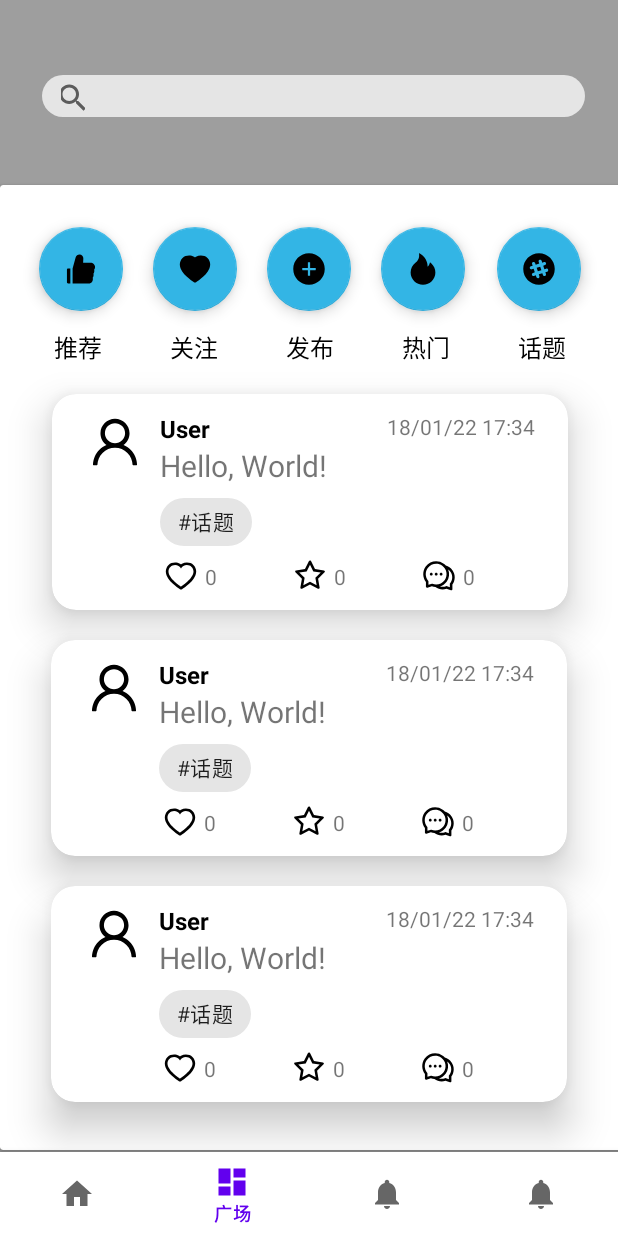
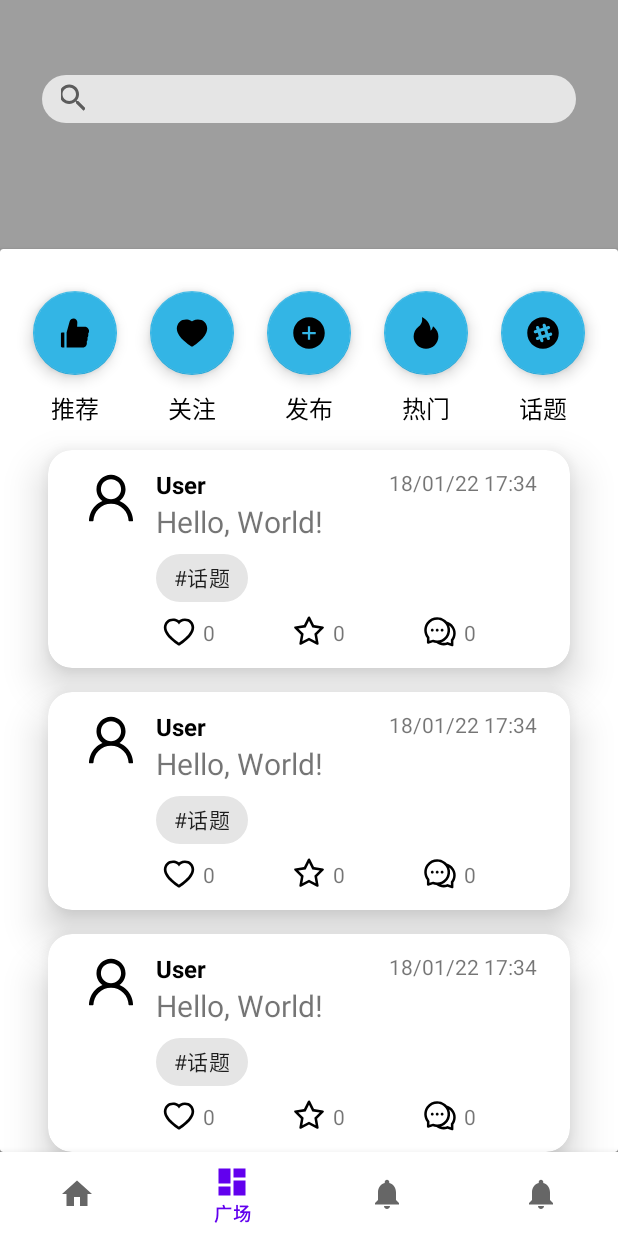
Before and after one commit to 1vyyyyyy/BreakIce, an Android app: the DashboardFragment screen opened through its navigation route, on a phone screen of 412 x 824 dp. Run offline under Robolectric (Android 15) with nearby library versions, the phone set to English and light mode, and no system bars; our stand-ins replace navigation-ui.

Commit message:
Fix dashboard layout

```diff
--- a/app/src/main/java/com/exe/breakice/ui/dashboard/DashboardFragment.kt
+++ b/app/src/main/java/com/exe/breakice/ui/dashboard/DashboardFragment.kt
@@ -28,10 +28,6 @@ class DashboardFragment : Fragment() {
         _binding = FragmentDashboardBinding.inflate(inflater, container, false)
         val root: View = binding.root
 
-        val textView: TextView = binding.textDashboard
-        dashboardViewModel.text.observe(viewLifecycleOwner) {
-            textView.text = it
-        }
         return root
     }
 
--- a/app/src/main/res/layout/fragment_dashboard.xml
+++ b/app/src/main/res/layout/fragment_dashboard.xml
@@ -7,201 +7,173 @@
     android:background="@color/gray"
     tools:context=".ui.dashboard.DashboardFragment">
 
-    <TextView
-        android:id="@+id/text_dashboard"
-        android:layout_width="0dp"
-        android:layout_height="0dp"
-        android:textAlignment="center"
-        android:textSize="20sp"
-        app:layout_constraintBottom_toBottomOf="parent"
-        app:layout_constraintEnd_toEndOf="parent"
-        app:layout_constraintTop_toBottomOf="parent" />
-
     <androidx.cardview.widget.CardView
         android:id="@+id/cardView"
-        android:layout_width="413dp"
-        android:layout_height="643dp"
-        android:layout_marginBottom="1dp"
+        android:layout_width="match_parent"
+        android:layout_height="wrap_content"
         app:layout_constraintBottom_toBottomOf="parent"
         app:layout_constraintEnd_toEndOf="parent"
         app:layout_constraintStart_toStartOf="parent"
         app:layout_constraintTop_toBottomOf="@+id/searchView"
         app:layout_constraintVertical_bias="1.0">
 
-        <LinearLayout
-            android:layout_width="match_parent"
-            android:layout_height="match_parent"
-            android:orientation="vertical">
-
         <androidx.constraintlayout.widget.ConstraintLayout
             android:layout_width="match_parent"
             android:layout_height="match_parent">
 
-                <include
-                    layout="@layout/card_message"
-                    android:layout_width="344dp"
-                    android:layout_height="144dp"
-                    android:layout_marginTop="20dp"
-                    app:layout_constraintEnd_toEndOf="parent"
-                    app:layout_constraintHorizontal_bias="0.492"
-                    app:layout_constraintStart_toStartOf="parent"
-                    app:layout_constraintTop_toBottomOf="@+id/include3" />
+            <TextView
+                android:id="@+id/textView"
+                android:layout_width="wrap_content"
+                android:layout_height="wrap_content"
+                android:layout_marginTop="10dp"
+                android:text="推荐"
+                android:textColor="@color/black"
+                android:textSize="16sp"
+                app:layout_constraintStart_toStartOf="@id/floatingActionButton7"
+                app:layout_constraintEnd_toEndOf="@id/floatingActionButton7"
+                app:layout_constraintTop_toBottomOf="@+id/floatingActionButton7" />
+
+            <TextView
+                android:id="@+id/textView2"
+                android:layout_width="wrap_content"
+                android:layout_height="wrap_content"
+                android:text="关注"
+                android:textColor="@color/black"
+                android:textSize="16sp"
+                app:layout_constraintStart_toStartOf="@id/floatingActionButton8"
+                app:layout_constraintEnd_toEndOf="@id/floatingActionButton8"
+                app:layout_constraintTop_toTopOf="@id/textView" />
+
+            <TextView
+                android:id="@+id/textView3"
+                android:layout_width="wrap_content"
+                android:layout_height="wrap_content"
+                android:text="发布"
+                android:textColor="@color/black"
+                android:textSize="16sp"
+                app:layout_constraintStart_toStartOf="@id/floatingActionButton9"
+                app:layout_constraintEnd_toEndOf="@id/floatingActionButton9"
+                app:layout_constraintTop_toTopOf="@id/textView2" />
+
+            <TextView
+                android:id="@+id/textView4"
+                android:layout_width="wrap_content"
+                android:layout_height="wrap_content"
+                android:text="热门"
+                android:textColor="@color/black"
+                android:textSize="16sp"
+                app:layout_constraintStart_toStartOf="@id/floatingActionButton10"
+                app:layout_constraintEnd_toEndOf="@id/floatingActionButton10"
+                app:layout_constraintTop_toTopOf="@id/textView3" />
 
             <TextView
                 android:id="@+id/textView5"
                 android:layout_width="wrap_content"
                 android:layout_height="wrap_content"
-                    android:layout_marginStart="45dp"
-                    android:layout_marginTop="12dp"
                 android:text="话题"
                 android:textColor="@color/black"
                 android:textSize="16sp"
-                    app:layout_constraintStart_toEndOf="@+id/textView3"
-                    app:layout_constraintTop_toBottomOf="@+id/floatingActionButton11" />
-
-                <TextView
-                    android:id="@+id/textView4"
-                    android:layout_width="wrap_content"
-                    android:layout_height="wrap_content"
-                    android:layout_marginStart="45dp"
-                    android:layout_marginTop="12dp"
-                    android:text="发布"
-                    android:textColor="@color/black"
-                    android:textSize="16sp"
-                    app:layout_constraintStart_toEndOf="@+id/textView2"
-                    app:layout_constraintTop_toBottomOf="@+id/floatingActionButton9" />
-
-                <TextView
-                    android:id="@+id/textView2"
-                    android:layout_width="wrap_content"
-                    android:layout_height="wrap_content"
-                    android:layout_marginStart="45dp"
-                    android:layout_marginTop="12dp"
-                    android:text="关注"
-                    android:textColor="@color/black"
-                    android:textSize="16dp"
-                    app:layout_constraintStart_toEndOf="@+id/textView"
-                    app:layout_constraintTop_toBottomOf="@+id/floatingActionButton8" />
+                app:layout_constraintStart_toStartOf="@id/floatingActionButton11"
+                app:layout_constraintEnd_toEndOf="@id/floatingActionButton11"
+                app:layout_constraintTop_toTopOf="@id/textView4" />
 
             <com.google.android.material.floatingactionbutton.FloatingActionButton
                 android:id="@+id/floatingActionButton7"
                 android:layout_width="wrap_content"
                 android:layout_height="wrap_content"
                 android:layout_marginTop="28dp"
-                    android:layout_marginEnd="20dp"
                 android:clickable="true"
                 android:src="@drawable/ic_like_black_24dp"
                 app:backgroundTint="@android:color/holo_blue_light"
                 app:layout_constraintEnd_toStartOf="@+id/floatingActionButton8"
+                app:layout_constraintStart_toStartOf="parent"
                 app:layout_constraintTop_toTopOf="parent" />
 
             <com.google.android.material.floatingactionbutton.FloatingActionButton
                 android:id="@+id/floatingActionButton8"
                 android:layout_width="wrap_content"
                 android:layout_height="wrap_content"
-                    android:layout_marginTop="28dp"
-                    android:layout_marginEnd="20dp"
                 android:clickable="true"
                 android:src="@drawable/ic_focus_black_24dp"
                 app:backgroundTint="@android:color/holo_blue_light"
                 app:layout_constraintEnd_toStartOf="@+id/floatingActionButton9"
-                    app:layout_constraintTop_toTopOf="parent" />
+                app:layout_constraintStart_toEndOf="@id/floatingActionButton7"
+                app:layout_constraintTop_toTopOf="@id/floatingActionButton7" />
 
             <com.google.android.material.floatingactionbutton.FloatingActionButton
                 android:id="@+id/floatingActionButton9"
                 android:layout_width="wrap_content"
                 android:layout_height="wrap_content"
-                    android:layout_marginTop="28dp"
                 android:clickable="true"
                 android:src="@drawable/ic_publish_black_24dp"
                 app:backgroundTint="@android:color/holo_blue_light"
-                    app:layout_constraintEnd_toEndOf="parent"
-                    app:layout_constraintHorizontal_bias="0.498"
-                    app:layout_constraintStart_toStartOf="parent"
-                    app:layout_constraintTop_toTopOf="parent" />
+                app:layout_constraintEnd_toStartOf="@id/floatingActionButton10"
+                app:layout_constraintStart_toEndOf="@id/floatingActionButton8"
+                app:layout_constraintTop_toTopOf="@id/floatingActionButton8" />
 
             <com.google.android.material.floatingactionbutton.FloatingActionButton
                 android:id="@+id/floatingActionButton10"
                 android:layout_width="wrap_content"
                 android:layout_height="wrap_content"
-                    android:layout_marginStart="20dp"
-                    android:layout_marginTop="28dp"
                 android:clickable="true"
                 android:src="@drawable/ic_fire_black_24dp"
                 app:backgroundTint="@android:color/holo_blue_light"
                 app:layout_constraintStart_toEndOf="@+id/floatingActionButton9"
-                    app:layout_constraintTop_toTopOf="parent" />
+                app:layout_constraintEnd_toStartOf="@id/floatingActionButton11"
+                app:layout_constraintTop_toTopOf="@id/floatingActionButton9" />
 
             <com.google.android.material.floatingactionbutton.FloatingActionButton
                 android:id="@+id/floatingActionButton11"
                 android:layout_width="wrap_content"
                 android:layout_height="wrap_content"
-                    android:layout_marginTop="28dp"
-                    android:layout_marginEnd="16dp"
                 android:clickable="true"
                 android:src="@drawable/ic_topic_black_24dp"
                 app:backgroundTint="@android:color/holo_blue_light"
                 app:layout_constraintEnd_toEndOf="parent"
-                    app:layout_constraintHorizontal_bias="0.677"
                 app:layout_constraintStart_toEndOf="@+id/floatingActionButton10"
-                    app:layout_constraintTop_toTopOf="parent" />
-
-                <TextView
-                    android:id="@+id/textView"
-                    android:layout_width="wrap_content"
-                    android:layout_height="wrap_content"
-                    android:layout_marginStart="36dp"
-                    android:layout_marginTop="12dp"
-                    android:text="推荐"
-                    android:textColor="@color/black"
-                    android:textSize="16dp"
-                    app:layout_constraintStart_toStartOf="parent"
-                    app:layout_constraintTop_toBottomOf="@+id/floatingActionButton7" />
-
-                <TextView
-                    android:id="@+id/textView3"
-                    android:layout_width="wrap_content"
-                    android:layout_height="wrap_content"
-                    android:layout_marginStart="45dp"
-                    android:layout_marginTop="12dp"
-                    android:text="热门"
-                    android:textColor="@color/black"
-                    android:textSize="16sp"
-                    app:layout_constraintStart_toEndOf="@+id/textView4"
-                    app:layout_constraintTop_toBottomOf="@+id/floatingActionButton10" />
+                app:layout_constraintTop_toTopOf="@id/floatingActionButton10" />
 
             <include
                 android:id="@+id/include2"
                 layout="@layout/card_message"
-                    android:layout_width="344dp"
-                    android:layout_height="144dp"
-                    android:layout_marginBottom="360dp"
-                    app:layout_constraintBottom_toBottomOf="parent"
+                android:layout_height="wrap_content"
+                android:layout_width="match_parent"
+                android:layout_marginTop="16dp"
+                android:layout_marginHorizontal="32dp"
                 app:layout_constraintEnd_toEndOf="parent"
                 app:layout_constraintStart_toStartOf="parent"
-                    app:layout_constraintTop_toBottomOf="@+id/textView4"
-                    app:layout_constraintVertical_bias="1.0" />
+                app:layout_constraintTop_toBottomOf="@+id/textView" />
 
             <include
                 android:id="@+id/include3"
                 layout="@layout/card_message"
-                    android:layout_width="344dp"
-                    android:layout_height="144dp"
-                    android:layout_marginTop="20dp"
+                android:layout_height="wrap_content"
+                android:layout_width="match_parent"
+                android:layout_marginTop="16dp"
+                android:layout_marginHorizontal="32dp"
                 app:layout_constraintEnd_toEndOf="parent"
-                    app:layout_constraintHorizontal_bias="0.492"
                 app:layout_constraintStart_toStartOf="parent"
                 app:layout_constraintTop_toBottomOf="@+id/include2" />
+
+            <include
+                layout="@layout/card_message"
+                android:layout_height="wrap_content"
+                android:layout_width="match_parent"
+                android:layout_marginTop="16dp"
+                android:layout_marginHorizontal="32dp"
+                app:layout_constraintEnd_toEndOf="parent"
+                app:layout_constraintStart_toStartOf="parent"
+                app:layout_constraintTop_toBottomOf="@+id/include3" />
+
         </androidx.constraintlayout.widget.ConstraintLayout>
 
-        </LinearLayout>
     </androidx.cardview.widget.CardView>
 
     <com.google.android.material.chip.Chip
         android:id="@+id/chip4"
-        android:layout_width="386dp"
-        android:layout_height="44dp"
-        android:layout_marginStart="16dp"
+        android:layout_width="match_parent"
+        android:layout_height="wrap_content"
+        android:layout_marginHorizontal="16dp"
         android:layout_marginTop="42dp"
         android:layout_marginBottom="31dp"
         app:layout_constraintBottom_toTopOf="@+id/cardView"
```
Lines whose indentation alone changed are shown as unchanged.
